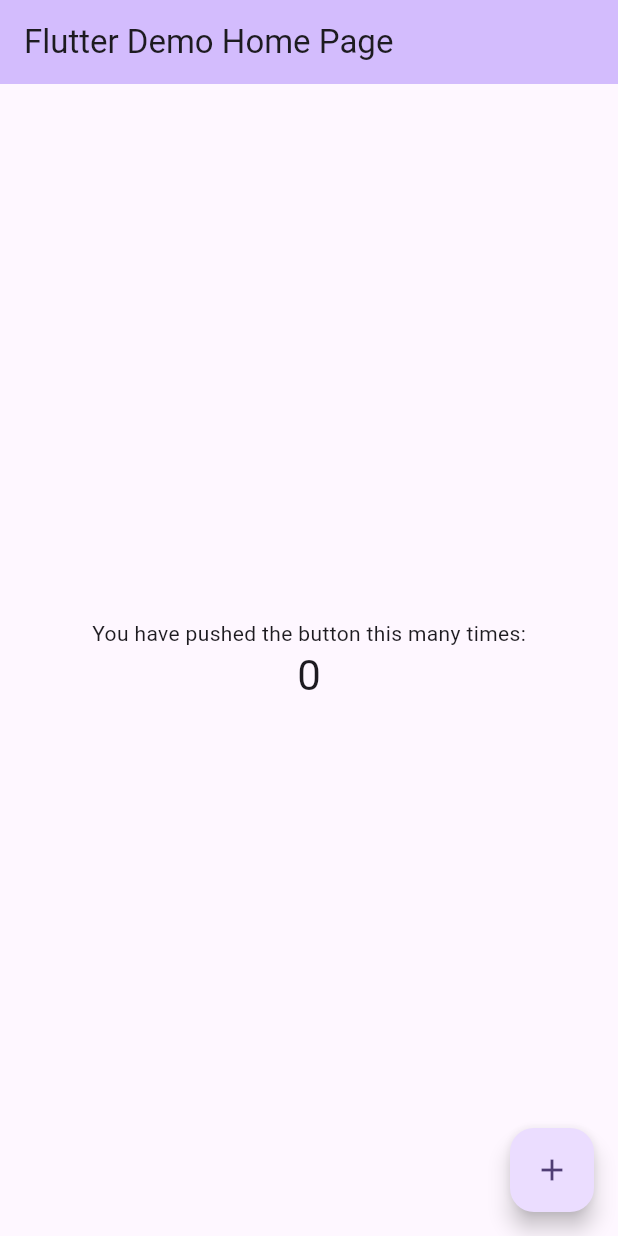
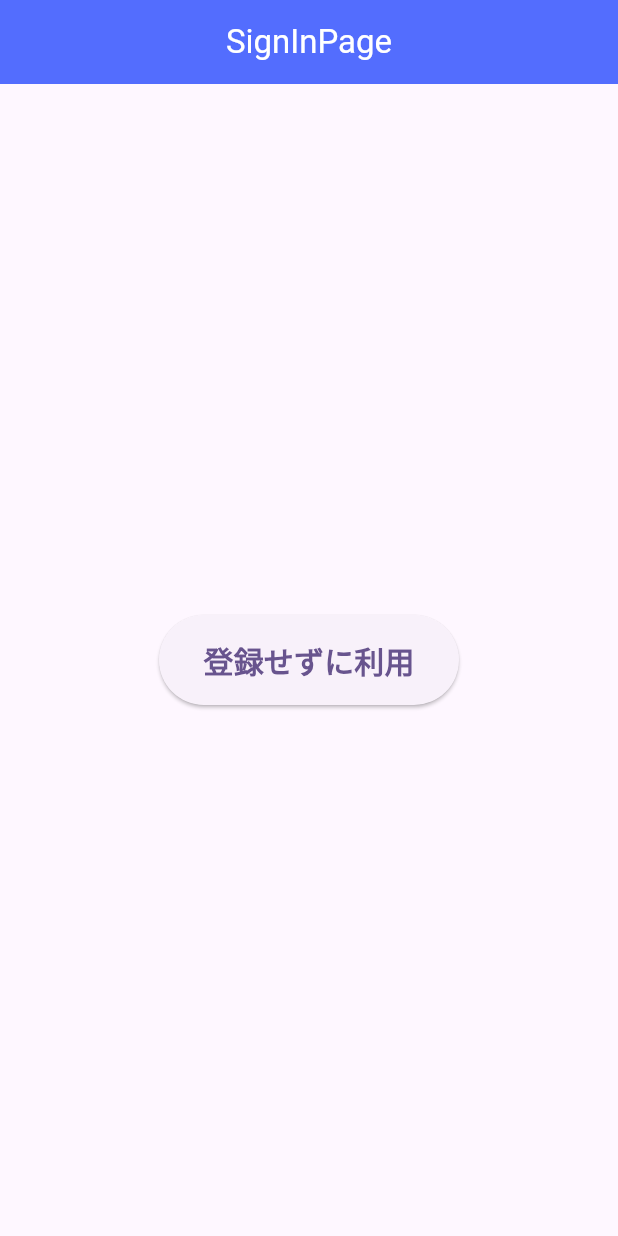
Before and after one commit to kitashio/ore_chans_app, a Flutter app: the screen it shows after launch, on a phone screen of 412 x 824 dp. Run offline on Flutter 3.47's test engine with Material 2 defaults, Android fonts, the phone set to English and light mode, and no system bars; our stand-ins replace cloud_firestore, firebase_auth, firebase_core, flutter_riverpod, freezed_annotation, logger; accounts and stored records are empty; generated files the repository leaves out were written again.

```diff
--- /dev/null
+++ b/lib/doc_firebase/src/features/app/data/post_provider.dart
@@ -0,0 +1,28 @@
+// Listとモデルクラスを使った例
+import 'package:cloud_firestore/cloud_firestore.dart';
+import 'package:flutter_riverpod/flutter_riverpod.dart';
+import 'package:logger/logger.dart';
+import 'package:ore_chans_app/doc_firebase/src/features/app/domain/post/post.dart';
+
+// Firestoreのlogを出すためのloggerを作成する
+final fireStoreLoggerProvider = Provider((ref) => Logger());
+
+// FirebaseFirestoreのインスタンスを作成する
+final fireStoreProvider = Provider((ref) => FirebaseFirestore.instance);
+
+/*Listとモデルクラスを使った例
+データを削除するには、documentIDを指定する必要がある。
+なので、StreamProviderの中で取得する。コードで使うときは、モデルクラスのString型のidを使う。
+autoDisposeを使うと、ページから離れたときに、状態を破棄する。
+*/
+final postStreamProvider = StreamProvider.autoDispose<List<Post>>((ref) {
+  // ここで、FirebaseFirestoreのインスタンスを取得している。
+  final snapshot = ref.watch(fireStoreProvider).collection('post').snapshots();// snapshotで全てのデータを取得できる。
+  return snapshot.map((snapshot) {// ここで、QuerySnapshotを取得する。
+    return snapshot.docs.map((doc) {// ここで、QuerySnapshotからQueryDocumentSnapshotを取得する。
+      final data = doc.data();// ここで、QueryDocumentSnapshotを取得する。
+      data['id'] = doc.id;// QueryDocumentSnapshotが取れているので、documentIDをここで取得できる。
+      return Post.fromJson(data);// ここのfromJsonでモデルクラスに変換している。
+    }).toList();// ここでList<Post>に変換している。
+  });
+});
--- /dev/null
+++ b/lib/doc_firebase/src/features/auth/data/auth_provider.dart
@@ -0,0 +1,24 @@
+import 'package:firebase_auth/firebase_auth.dart';
+import 'package:flutter_riverpod/flutter_riverpod.dart';
+import 'package:logger/logger.dart';
+
+// auth用のLogger
+final authLogger = Provider((ref) => Logger());
+
+// FirebaseAuthのインスタンスを提供するProvider
+final firebaseAuthProvider = Provider((ref) => FirebaseAuth.instance);
+
+// ログイン状態を管理するStreamProvider
+final authStateChangesProvider = StreamProvider((ref) {
+  return ref.watch(firebaseAuthProvider).authStateChanges();
+});
+
+// uidを提供するProvider
+final uidProvider = Provider((ref) {
+  final user = ref.watch(firebaseAuthProvider).currentUser?.uid;
+  if (user != null) {
+    return user;
+  } else {
+    throw Exception('ユーザーがサインインしていません！');
+  }
+});
--- /dev/null
+++ b/lib/doc_firebase/src/features/auth/presentation/signin_page.dart
@@ -0,0 +1,31 @@
+import 'package:flutter/material.dart';
+import 'package:flutter_riverpod/flutter_riverpod.dart';
+import 'package:ore_chans_app/doc_firebase/src/features/auth/application/auth_notifier.dart';
+import 'package:ore_chans_app/doc_firebase/src/features/auth/presentation/widget/auth_button.dart';
+
+/// [ログイン画面。匿名認証でログインする]
+class SignInPage extends ConsumerWidget {
+  const SignInPage({super.key});
+
+  @override
+  Widget build(BuildContext context, WidgetRef ref) {
+    return Scaffold(
+      appBar: AppBar(
+        title: const Text('SignInPage'),
+      ),
+      body: Center(
+        child: Column(
+          mainAxisAlignment: MainAxisAlignment.center,
+          children: [
+            // ログインボタンのコンポーネントを呼び出す
+            AuthButton(
+                text: '登録せずに利用',
+                onPressed: () => ref
+                    .read(authNotifierProvider.notifier)
+                    .signInAnonymously()),
+          ],
+        ),
+      ),
+    );
+  }
+}
--- /dev/null
+++ b/lib/doc_firebase/src/features/auth/presentation/widget/auth_button.dart
@@ -0,0 +1,41 @@
+import 'package:flutter/material.dart';
+import 'package:flutter_riverpod/flutter_riverpod.dart';
+import 'package:ore_chans_app/doc_firebase/src/features/auth/application/auth_notifier.dart';
+
+/// [ログイン用のボタンのコンポーネント]
+class AuthButton extends ConsumerWidget {
+  const AuthButton({super.key, required this.text, required this.onPressed});
+  final String text; // ボタンのタイトルを引数で渡す.
+  final VoidCallback onPressed; // VoidCallback型を指定すると、ref.readを書くことができる.
+
+  @override
+  Widget build(BuildContext context, WidgetRef ref) {// WidgetRefを指定すると、ref.readを書くことができる.
+    // ref.listenを使ってプロバイダーをコールバック関数の引数に渡す.
+    ref.listen<AsyncValue<void>>(
+      authNotifierProvider,
+      (_, state) {
+        if (state.hasError) {
+          ScaffoldMessenger.of(context).showSnackBar(
+            SnackBar(content: Text(state.asError.toString())),
+          );
+        }
+      },
+    );
+    final state = ref.watch(authNotifierProvider);
+    return SizedBox(
+      width: 200,
+      height: 60,
+      child: ElevatedButton(
+        // ログイン中はボタンを押せないようにする。ぐるぐる回るアイコンを表示する。
+        onPressed: state.isLoading ? null : onPressed,
+        child: state.isLoading
+            ? const CircularProgressIndicator()
+            : Text(text,
+                style: const TextStyle(
+                  fontSize: 20,
+                  fontWeight: FontWeight.bold,
+                )),
+      ),
+    );
+  }
+}
--- a/lib/main.dart
+++ b/lib/main.dart
@@ -1,125 +1,53 @@
+import 'package:firebase_core/firebase_core.dart';
 import 'package:flutter/material.dart';
+import 'package:flutter_riverpod/flutter_riverpod.dart';
+import 'package:ore_chans_app/doc_firebase/src/features/app/presentation/post_page.dart';
+import 'package:ore_chans_app/doc_firebase/src/features/auth/data/auth_provider.dart';
+import 'package:ore_chans_app/doc_firebase/src/features/auth/presentation/signin_page.dart';
+import 'package:ore_chans_app/firebase_options.dart';
 
-void main() {
-  runApp(const MyApp());
+Future<void> main() async {
+  WidgetsFlutterBinding.ensureInitialized();
+  await Firebase.initializeApp(
+    options: DefaultFirebaseOptions.currentPlatform,
+  );
+  runApp(const ProviderScope(child: MyApp()));
 }
 
 class MyApp extends StatelessWidget {
   const MyApp({super.key});
 
-  // This widget is the root of your application.
   @override
   Widget build(BuildContext context) {
     return MaterialApp(
+      debugShowCheckedModeBanner: false,
       title: 'Flutter Demo',
       theme: ThemeData(
-        // This is the theme of your application.
-        //
-        // TRY THIS: Try running your application with "flutter run". You'll see
-        // the application has a blue toolbar. Then, without quitting the app,
-        // try changing the seedColor in the colorScheme below to Colors.green
-        // and then invoke "hot reload" (save your changes or press the "hot
-        // reload" button in a Flutter-supported IDE, or press "r" if you used
-        // the command line to start the app).
-        //
-        // Notice that the counter didn't reset back to zero; the application
-        // state is not lost during the reload. To reset the state, use hot
-        // restart instead.
-        //
-        // This works for code too, not just values: Most code changes can be
-        // tested with just a hot reload.
-        colorScheme: ColorScheme.fromSeed(seedColor: Colors.deepPurple),
-        useMaterial3: true,
-      ),
-      home: const MyHomePage(title: 'Flutter Demo Home Page'),
+          colorScheme: ColorScheme.fromSeed(seedColor: Colors.deepPurple),
+          useMaterial3: true,
+          // テーマを使ってAppBar全体にスタイルを適用する.
+          appBarTheme: const AppBarTheme(
+            backgroundColor: Colors.indigoAccent,// AppBarの背景色
+            foregroundColor: Colors.white,// AppBarのテキストの色
+            centerTitle: true,// AndroidのAppBarを真ん中に配置する
+          )),
+      home: const SplashScreen(),
     );
   }
 }
-
-class MyHomePage extends StatefulWidget {
-  const MyHomePage({super.key, required this.title});
-
-  // This widget is the home page of your application. It is stateful, meaning
-  // that it has a State object (defined below) that contains fields that affect
-  // how it looks.
-
-  // This class is the configuration for the state. It holds the values (in this
-  // case the title) provided by the parent (in this case the App widget) and
-  // used by the build method of the State. Fields in a Widget subclass are
-  // always marked "final".
-
-  final String title;
+// 認証が通っていればPostPage、通っていなければSignInPageを表示する
+class SplashScreen extends ConsumerWidget {
+  const SplashScreen({super.key});
 
   @override
-  State<MyHomePage> createState() => _MyHomePageState();
-}
-
-class _MyHomePageState extends State<MyHomePage> {
-  int _counter = 0;
-
-  void _incrementCounter() {
-    setState(() {
-      // This call to setState tells the Flutter framework that something has
-      // changed in this State, which causes it to rerun the build method below
-      // so that the display can reflect the updated values. If we changed
-      // _counter without calling setState(), then the build method would not be
-      // called again, and so nothing would appear to happen.
-      _counter++;
-    });
-  }
-
-  @override
-  Widget build(BuildContext context) {
-    // This method is rerun every time setState is called, for instance as done
-    // by the _incrementCounter method above.
-    //
-    // The Flutter framework has been optimized to make rerunning build methods
-    // fast, so that you can just rebuild anything that needs updating rather
-    // than having to individually change instances of widgets.
-    return Scaffold(
-      appBar: AppBar(
-        // TRY THIS: Try changing the color here to a specific color (to
-        // Colors.amber, perhaps?) and trigger a hot reload to see the AppBar
-        // change color while the other colors stay the same.
-        backgroundColor: Theme.of(context).colorScheme.inversePrimary,
-        // Here we take the value from the MyHomePage object that was created by
-        // the App.build method, and use it to set our appbar title.
-        title: Text(widget.title),
-      ),
-      body: Center(
-        // Center is a layout widget. It takes a single child and positions it
-        // in the middle of the parent.
-        child: Column(
-          // Column is also a layout widget. It takes a list of children and
-          // arranges them vertically. By default, it sizes itself to fit its
-          // children horizontally, and tries to be as tall as its parent.
-          //
-          // Column has various properties to control how it sizes itself and
-          // how it positions its children. Here we use mainAxisAlignment to
-          // center the children vertically; the main axis here is the vertical
-          // axis because Columns are vertical (the cross axis would be
-          // horizontal).
-          //
-          // TRY THIS: Invoke "debug painting" (choose the "Toggle Debug Paint"
-          // action in the IDE, or press "p" in the console), to see the
-          // wireframe for each widget.
-          mainAxisAlignment: MainAxisAlignment.center,
-          children: <Widget>[
-            const Text(
-              'You have pushed the button this many times:',
-            ),
-            Text(
-              '$_counter',
-              style: Theme.of(context).textTheme.headlineMedium,
-            ),
-          ],
-        ),
-      ),
-      floatingActionButton: FloatingActionButton(
-        onPressed: _incrementCounter,
-        tooltip: 'Increment',
-        child: const Icon(Icons.add),
-      ), // This trailing comma makes auto-formatting nicer for build methods.
+  Widget build(BuildContext context, WidgetRef ref) {
+    // StreamProvider を監視し、AsyncValue<User?> を取得する。
+    final authStateAsync = ref.watch(authStateChangesProvider);
+    // パターンマッチングを使用して、状態をUIにマッピングする
+    return authStateAsync.when(
+      data: (user) => user != null ? const PostPage() : const SignInPage(),
+      loading: () => const CircularProgressIndicator(),
+      error: (err, stack) => Text('Error: $err'),
     );
   }
 }
```
Also changed, not shown: lib/doc_firebase/src/features/app/application/post_notifier.dart (added, +69 -0 lines), lib/doc_firebase/src/features/app/domain/converter/timestamp_converter.dart (added, +14 -0 lines), lib/doc_firebase/src/features/app/domain/post/post.dart (added, +31 -0 lines), lib/doc_firebase/src/features/app/presentation/post_page.dart (added, +162 -0 lines), lib/doc_firebase/src/features/auth/application/auth_notifier.dart (added, +36 -0 lines), lib/doc_firebase/src/features/app/domain/post/post.freezed.dart (added), lib/doc_firebase/src/features/app/domain/post/post.g.dart (added), 6 other files.
